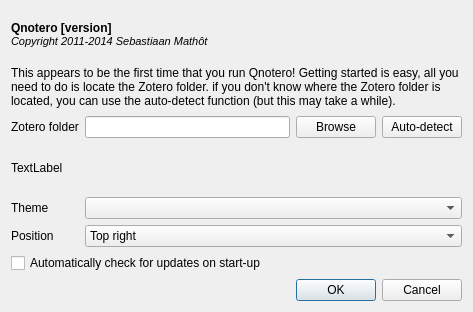
Qt form libqnotero/ui/preferences.ui (saxonbeta/qnotero) before a commit.
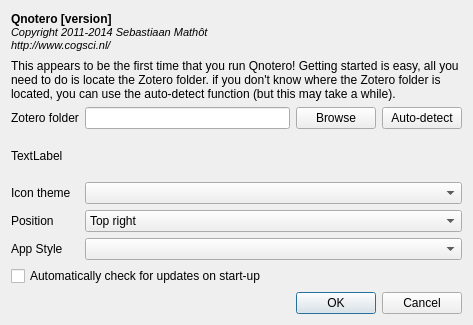
The same form after that commit.

Commit message: Major theme rewrite

```diff
--- a/libqnotero/ui/preferences.ui
+++ b/libqnotero/ui/preferences.ui
@@ -7,7 +7,7 @@
     <x>0</x>
     <y>0</y>
     <width>473</width>
-    <height>312</height>
+    <height>325</height>
    </rect>
   </property>
   <property name="windowTitle">
@@ -24,7 +24,7 @@
    <item row="2" column="1">
     <widget class="QLineEdit" name="lineEditZoteroPath"/>
    </item>
-   <item row="7" column="0" colspan="4">
+   <item row="8" column="0" colspan="4">
     <widget class="QDialogButtonBox" name="buttonBox">
      <property name="orientation">
       <enum>Qt::Horizontal</enum>
@@ -51,7 +51,7 @@
    <item row="4" column="0">
     <widget class="QLabel" name="label_2">
      <property name="text">
-      <string>Theme</string>
+      <string>Icon theme</string>
      </property>
     </widget>
    </item>
@@ -79,9 +79,10 @@
          <string>&lt;!DOCTYPE HTML PUBLIC &quot;-//W3C//DTD HTML 4.0//EN&quot; &quot;http://www.w3.org/TR/REC-html40/strict.dtd&quot;&gt;
 &lt;html&gt;&lt;head&gt;&lt;meta name=&quot;qrichtext&quot; content=&quot;1&quot; /&gt;&lt;style type=&quot;text/css&quot;&gt;
 p, li { white-space: pre-wrap; }
-&lt;/style&gt;&lt;/head&gt;&lt;body style=&quot; font-family:'Roboto'; font-size:10pt; font-weight:400; font-style:normal;&quot;&gt;
+&lt;/style&gt;&lt;/head&gt;&lt;body style=&quot; font-family:'Ubuntu'; font-size:10pt; font-weight:400; font-style:normal;&quot;&gt;
 &lt;p style=&quot; margin-top:0px; margin-bottom:0px; margin-left:0px; margin-right:0px; -qt-block-indent:0; text-indent:0px;&quot;&gt;&lt;span style=&quot; font-family:'Sans Serif'; font-size:9pt; font-weight:600;&quot;&gt;Qnotero [version]&lt;/span&gt;&lt;/p&gt;
-&lt;p style=&quot; margin-top:0px; margin-bottom:0px; margin-left:0px; margin-right:0px; -qt-block-indent:0; text-indent:0px;&quot;&gt;&lt;span style=&quot; font-family:'Sans Serif'; font-size:8pt; font-style:italic;&quot;&gt;Copyright 2011-2014 Sebastiaan Mathôt&lt;/span&gt;&lt;/p&gt;&lt;/body&gt;&lt;/html&gt;</string>
+&lt;p style=&quot; margin-top:0px; margin-bottom:0px; margin-left:0px; margin-right:0px; -qt-block-indent:0; text-indent:0px;&quot;&gt;&lt;span style=&quot; font-family:'Sans Serif'; font-size:8pt; font-style:italic;&quot;&gt;Copyright 2011-2014 Sebastiaan Mathôt&lt;/span&gt;&lt;/p&gt;
+&lt;p style=&quot; margin-top:0px; margin-bottom:0px; margin-left:0px; margin-right:0px; -qt-block-indent:0; text-indent:0px;&quot;&gt;&lt;span style=&quot; font-family:'Sans Serif'; font-size:8pt; font-style:italic;&quot;&gt;http://www.cogsci.nl/&lt;/span&gt;&lt;/p&gt;&lt;/body&gt;&lt;/html&gt;</string>
         </property>
         <property name="alignment">
          <set>Qt::AlignLeading|Qt::AlignLeft|Qt::AlignVCenter</set>
@@ -98,7 +99,17 @@
      </property>
     </widget>
    </item>
-   <item row="6" column="0" colspan="4">
+   <item row="6" column="0">
+    <widget class="QLabel" name="label_21">
+     <property name="text">
+      <string>App Style</string>
+     </property>
+    </widget>
+   </item>
+   <item row="6" column="1" colspan="3">
+    <widget class="QComboBox" name="comboBoxStyle"/>
+   </item>
+   <item row="7" column="0" colspan="4">
     <widget class="QCheckBox" name="checkBoxAutoUpdateCheck">
      <property name="text">
       <string>Automatically check for updates on start-up</string>
```
The commit also changes 5 other files.
